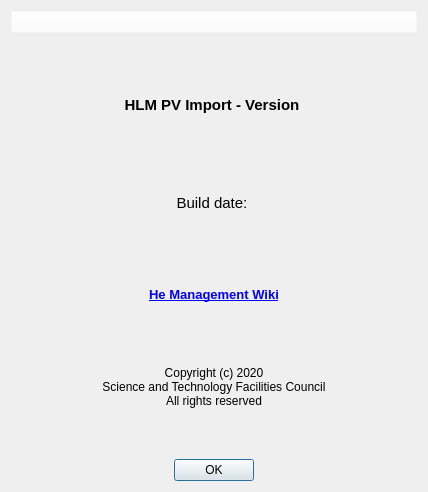
ISISNeutronMuon/HLM_PV_Import, file ServiceManager/GUI/layouts/About.ui: the form before one commit.
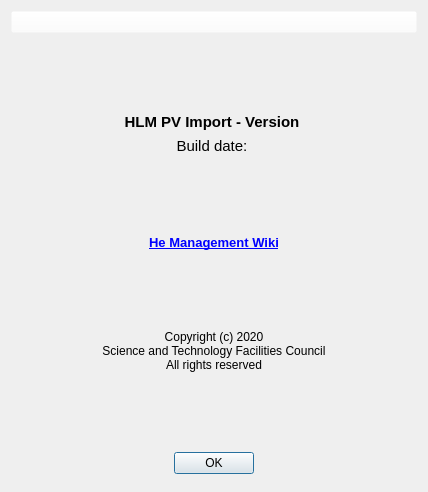
The form after the commit. Icons and pictures are not drawn.

Commit message: Display service log to main window

The edit to the form file:
```diff
--- a/ServiceManager/GUI/layouts/About.ui
+++ b/ServiceManager/GUI/layouts/About.ui
@@ -13,7 +13,10 @@
   <property name="windowTitle">
    <string>About</string>
   </property>
-  <layout class="QVBoxLayout" name="verticalLayout">
+  <layout class="QVBoxLayout" name="verticalLayout_2">
+   <property name="bottomMargin">
+    <number>18</number>
+   </property>
    <item>
     <widget class="QPushButton" name="logo">
      <property name="cursor">
@@ -44,18 +47,20 @@
     </widget>
    </item>
    <item>
-    <spacer name="horizontalSpacer">
+    <spacer name="verticalSpacer">
      <property name="orientation">
-      <enum>Qt::Horizontal</enum>
+      <enum>Qt::Vertical</enum>
      </property>
      <property name="sizeHint" stdset="0">
       <size>
-       <width>40</width>
-       <height>20</height>
+       <width>20</width>
+       <height>40</height>
       </size>
      </property>
     </spacer>
    </item>
+   <item>
+    <layout class="QVBoxLayout" name="verticalLayout">
    <item>
     <widget class="QLabel" name="version">
      <property name="font">
@@ -96,15 +101,17 @@
      </property>
     </widget>
    </item>
+    </layout>
+   </item>
    <item>
-    <spacer name="horizontalSpacer_2">
+    <spacer name="verticalSpacer_2">
      <property name="orientation">
-      <enum>Qt::Horizontal</enum>
+      <enum>Qt::Vertical</enum>
      </property>
      <property name="sizeHint" stdset="0">
       <size>
-       <width>40</width>
-       <height>20</height>
+       <width>20</width>
+       <height>40</height>
       </size>
      </property>
     </spacer>
@@ -126,14 +133,14 @@
     </widget>
    </item>
    <item>
-    <spacer name="horizontalSpacer_3">
+    <spacer name="verticalSpacer_3">
      <property name="orientation">
-      <enum>Qt::Horizontal</enum>
+      <enum>Qt::Vertical</enum>
      </property>
      <property name="sizeHint" stdset="0">
       <size>
-       <width>40</width>
-       <height>20</height>
+       <width>20</width>
+       <height>40</height>
       </size>
      </property>
     </spacer>
@@ -146,14 +153,14 @@
     </widget>
    </item>
    <item>
-    <spacer name="horizontalSpacer_4">
+    <spacer name="verticalSpacer_4">
      <property name="orientation">
-      <enum>Qt::Horizontal</enum>
+      <enum>Qt::Vertical</enum>
      </property>
      <property name="sizeHint" stdset="0">
       <size>
-       <width>40</width>
-       <height>20</height>
+       <width>20</width>
+       <height>40</height>
       </size>
      </property>
     </spacer>
```
Left out of the diff: 6 changed lines with no effect on the pictures. Lines whose indentation alone changed are shown as unchanged. The commit also changes 7 other files.
